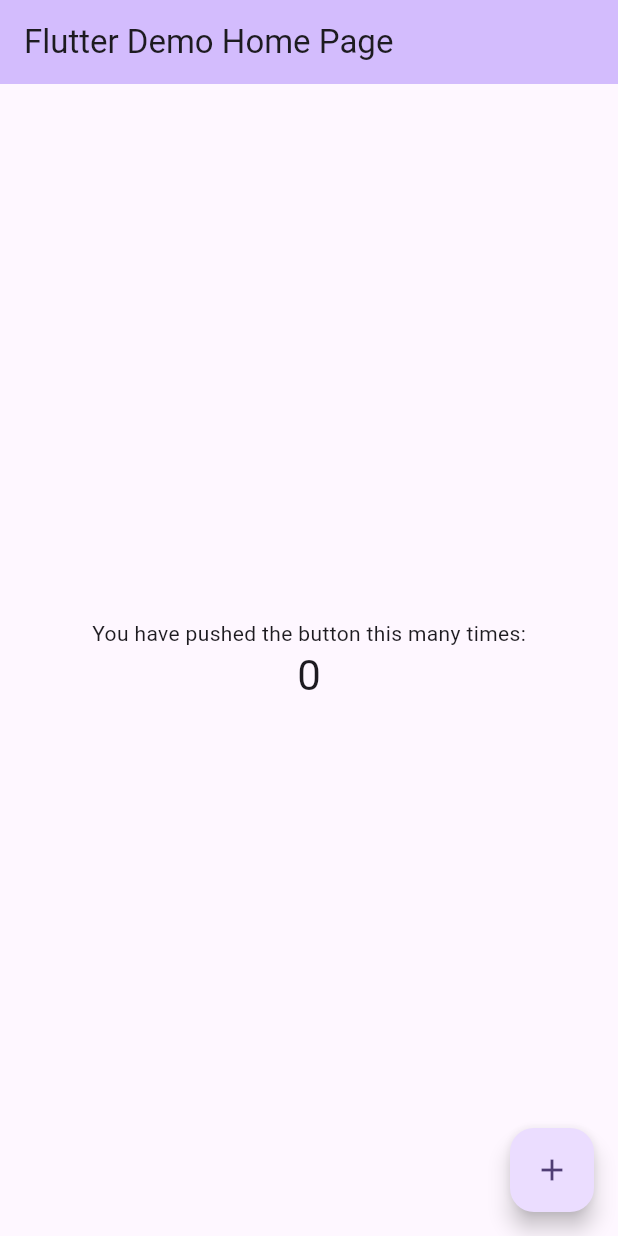
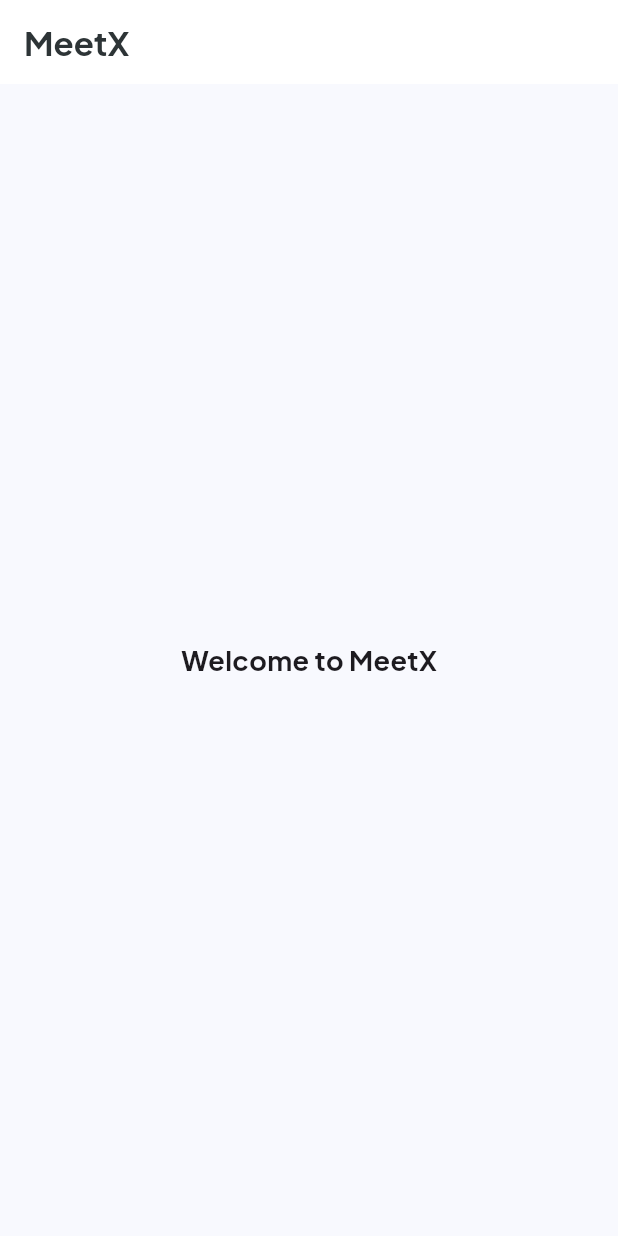
Before and after one commit to hamza0011008899-lgtm/MeetX, a Flutter app: the screen it shows after launch, on a phone screen of 412 x 824 dp. Run offline on Flutter 3.47's test engine with Material 3 defaults, Android fonts, the phone set to English and light mode, and no system bars; our stand-ins replace flutter_dotenv, get, google_fonts, supabase_flutter; accounts and stored records are empty.

Commit message:
feat: complete Phase 1 setup (Clean Architecture, GetX routing, Supabase service, Electric Purple theme)

```diff
--- /dev/null
+++ b/lib/app/modules/home/views/home_view.dart
@@ -0,0 +1,20 @@
+import 'package:flutter/material.dart';
+
+class HomeView extends StatelessWidget {
+  const HomeView({super.key});
+
+  @override
+  Widget build(BuildContext context) {
+    return Scaffold(
+      appBar: AppBar(
+        title: const Text('MeetX'),
+      ),
+      body: const Center(
+        child: Text(
+          'Welcome to MeetX',
+          style: TextStyle(fontSize: 18, fontWeight: FontWeight.bold),
+        ),
+      ),
+    );
+  }
+}
--- /dev/null
+++ b/lib/app/routes/app_pages.dart
@@ -0,0 +1,17 @@
+import 'package:get/get.dart';
+import '../modules/home/views/home_view.dart';
+
+part 'app_routes.dart';
+
+class AppPages {
+  AppPages._();
+
+  static const INITIAL = Routes.HOME;
+
+  static final routes = [
+    GetPage(
+      name: _Paths.HOME,
+      page: () => const HomeView(),
+    ),
+  ];
+}
--- /dev/null
+++ b/lib/app/routes/app_routes.dart
@@ -0,0 +1,22 @@
+part of 'app_pages.dart';
+
+/// App Route Names
+abstract class Routes {
+  Routes._();
+  static const INITIAL = _Paths.INITIAL;
+  static const AUTH = _Paths.AUTH;
+  static const HOME = _Paths.HOME;
+  static const CHAT = _Paths.CHAT;
+  static const PROFILE = _Paths.PROFILE;
+  static const CALL = _Paths.CALL;
+}
+
+abstract class _Paths {
+  _Paths._();
+  static const INITIAL = '/';
+  static const AUTH = '/auth';
+  static const HOME = '/home';
+  static const CHAT = '/chat';
+  static const PROFILE = '/profile';
+  static const CALL = '/call';
+}
--- /dev/null
+++ b/lib/app/services/supabase_service.dart
@@ -0,0 +1,26 @@
+import 'package:flutter_dotenv/flutter_dotenv.dart';
+import 'package:get/get.dart';
+import 'package:supabase_flutter/supabase_flutter.dart';
+
+class SupabaseService extends GetxService {
+  late final SupabaseClient client;
+
+  Future<SupabaseService> init() async {
+    // Load environment variables from .env file
+    await dotenv.load(fileName: ".env");
+
+    final url = dotenv.env['SUPABASE_URL'] ?? '';
+    final anonKey = dotenv.env['SUPABASE_ANON_KEY'] ?? '';
+
+    // Initialize Supabase if credentials are provided
+    if (url.isNotEmpty && anonKey.isNotEmpty && url != 'YOUR_SUPABASE_URL_HERE') {
+      await Supabase.initialize(
+        url: url,
+        publishableKey: anonKey,
+      );
+      client = Supabase.instance.client;
+    }
+
+    return this;
+  }
+}
--- /dev/null
+++ b/lib/app/theme/app_colors.dart
@@ -0,0 +1,37 @@
+import 'package:flutter/material.dart';
+
+class AppColors {
+  AppColors._();
+
+  // Primary Palette (MeetX Electric Purple & Violet)
+  static const Color primary = Color(0xFF6C5CE7);
+  static const Color primaryDark = Color(0xFF5B4BC4);
+  static const Color primaryLight = Color(0xFF8C7AE6);
+  static const Color accent = Color(0xFFA29BFE);
+  static const Color accentGradientEnd = Color(0xFFFD79A8);
+
+  // Dark Theme Backgrounds (Deep Violet-Night)
+  static const Color darkBackground = Color(0xFF0F0E17);
+  static const Color darkSurface = Color(0xFF1F1D2B);
+  static const Color darkCard = Color(0xFF252836);
+  static const Color darkChatBubbleSender = Color(0xFF6C5CE7);
+  static const Color darkChatBubbleReceiver = Color(0xFF2D2B42);
+
+  // Light Theme Backgrounds (Clean White & Soft Violet)
+  static const Color lightBackground = Color(0xFFF8F9FE);
+  static const Color lightSurface = Color(0xFFFFFFFF);
+  static const Color lightCard = Color(0xFFFFFFFF);
+  static const Color lightChatBubbleSender = Color(0xFF6C5CE7);
+  static const Color lightChatBubbleReceiver = Color(0xFFF0EDFF);
+
+  // Ticks & Status Indicator
+  static const Color tickBlue = Color(0xFF74B9FF);
+  static const Color tickGrey = Color(0xFFB2BEC3);
+  static const Color onlineGreen = Color(0xFF00B894);
+
+  // Text Colors
+  static const Color textPrimaryDark = Color(0xFFFFFFFE);
+  static const Color textSecondaryDark = Color(0xFFA7A9BE);
+  static const Color textPrimaryLight = Color(0xFF2D3436);
+  static const Color textSecondaryLight = Color(0xFF636E72);
+}
--- /dev/null
+++ b/lib/app/theme/app_theme.dart
@@ -0,0 +1,87 @@
+import 'package:flutter/material.dart';
+import 'package:google_fonts/google_fonts.dart';
+import 'app_colors.dart';
+
+class AppTheme {
+  AppTheme._();
+
+  static ThemeData get lightTheme {
+    return ThemeData(
+      useMaterial3: true,
+      brightness: Brightness.light,
+      primaryColor: AppColors.primary,
+      scaffoldBackgroundColor: AppColors.lightBackground,
+      colorScheme: const ColorScheme.light(
+        primary: AppColors.primary,
+        secondary: AppColors.accent,
+        surface: AppColors.lightSurface,
+        onPrimary: Colors.white,
+      ),
+      textTheme: GoogleFonts.plusJakartaSansTextTheme(ThemeData.light().textTheme),
+      appBarTheme: AppBarTheme(
+        backgroundColor: AppColors.lightSurface,
+        foregroundColor: AppColors.textPrimaryLight,
+        elevation: 0,
+        centerTitle: false,
+        titleTextStyle: GoogleFonts.plusJakartaSans(
+          fontSize: 22,
+          fontWeight: FontWeight.bold,
+          color: AppColors.textPrimaryLight,
+        ),
+      ),
+      cardTheme: CardThemeData(
+        color: AppColors.lightCard,
+        elevation: 0,
+        shape: RoundedRectangleBorder(
+          borderRadius: BorderRadius.circular(16),
+        ),
+      ),
+      floatingActionButtonTheme: const FloatingActionButtonThemeData(
+        backgroundColor: AppColors.primary,
+        foregroundColor: Colors.white,
+        elevation: 4,
+        shape: StadiumBorder(),
+      ),
+    );
+  }
+
+  static ThemeData get darkTheme {
+    return ThemeData(
+      useMaterial3: true,
+      brightness: Brightness.dark,
+      primaryColor: AppColors.primaryDark,
+      scaffoldBackgroundColor: AppColors.darkBackground,
+      colorScheme: const ColorScheme.dark(
+        primary: AppColors.primary,
+        secondary: AppColors.accent,
+        surface: AppColors.darkSurface,
+        onPrimary: Colors.white,
+      ),
+      textTheme: GoogleFonts.plusJakartaSansTextTheme(ThemeData.dark().textTheme),
+      appBarTheme: AppBarTheme(
+        backgroundColor: AppColors.darkBackground,
+        foregroundColor: AppColors.textPrimaryDark,
+        elevation: 0,
+        centerTitle: false,
+        titleTextStyle: GoogleFonts.plusJakartaSans(
+          fontSize: 22,
+          fontWeight: FontWeight.bold,
+          color: AppColors.textPrimaryDark,
+        ),
+      ),
+      cardTheme: CardThemeData(
+        color: AppColors.darkSurface,
+        elevation: 0,
+        shape: RoundedRectangleBorder(
+          borderRadius: BorderRadius.circular(16),
+        ),
+      ),
+      floatingActionButtonTheme: const FloatingActionButtonThemeData(
+        backgroundColor: AppColors.primary,
+        foregroundColor: Colors.white,
+        elevation: 4,
+        shape: StadiumBorder(),
+      ),
+    );
+  }
+}
--- a/lib/main.dart
+++ b/lib/main.dart
@@ -1,122 +1,31 @@
 import 'package:flutter/material.dart';
+import 'package:get/get.dart';
+import 'app/routes/app_pages.dart';
+import 'app/services/supabase_service.dart';
+import 'app/theme/app_theme.dart';
 
-void main() {
-  runApp(const MyApp());
+void main() async {
+  WidgetsFlutterBinding.ensureInitialized();
+
+  // Initialize global services
+  await Get.putAsync(() => SupabaseService().init());
+
+  runApp(const MeetXApp());
 }
 
-class MyApp extends StatelessWidget {
-  const MyApp({super.key});
+class MeetXApp extends StatelessWidget {
+  const MeetXApp({super.key});
 
-  // This widget is the root of your application.
   @override
   Widget build(BuildContext context) {
-    return MaterialApp(
-      title: 'Flutter Demo',
-      theme: ThemeData(
-        // This is the theme of your application.
-        //
-        // TRY THIS: Try running your application with "flutter run". You'll see
-        // the application has a purple toolbar. Then, without quitting the app,
-        // try changing the seedColor in the colorScheme below to Colors.green
-        // and then invoke "hot reload" (save your changes or press the "hot
-        // reload" button in a Flutter-supported IDE, or press "r" if you used
-        // the command line to start the app).
-        //
-        // Notice that the counter didn't reset back to zero; the application
-        // state is not lost during the reload. To reset the state, use hot
-        // restart instead.
-        //
-        // This works for code too, not just values: Most code changes can be
-        // tested with just a hot reload.
-        colorScheme: .fromSeed(seedColor: Colors.deepPurple),
-      ),
-      home: const MyHomePage(title: 'Flutter Demo Home Page'),
+    return GetMaterialApp(
+      title: 'MeetX',
+      debugShowCheckedModeBanner: false,
+      theme: AppTheme.lightTheme,
+      darkTheme: AppTheme.darkTheme,
+      themeMode: ThemeMode.system,
+      initialRoute: AppPages.INITIAL,
+      getPages: AppPages.routes,
     );
   }
 }
-
-class MyHomePage extends StatefulWidget {
-  const MyHomePage({super.key, required this.title});
-
-  // This widget is the home page of your application. It is stateful, meaning
-  // that it has a State object (defined below) that contains fields that affect
-  // how it looks.
-
-  // This class is the configuration for the state. It holds the values (in this
-  // case the title) provided by the parent (in this case the App widget) and
-  // used by the build method of the State. Fields in a Widget subclass are
-  // always marked "final".
-
-  final String title;
-
-  @override
-  State<MyHomePage> createState() => _MyHomePageState();
-}
-
-class _MyHomePageState extends State<MyHomePage> {
-  int _counter = 0;
-
-  void _incrementCounter() {
-    setState(() {
-      // This call to setState tells the Flutter framework that something has
-      // changed in this State, which causes it to rerun the build method below
-      // so that the display can reflect the updated values. If we changed
-      // _counter without calling setState(), then the build method would not be
-      // called again, and so nothing would appear to happen.
-      _counter++;
-    });
-  }
-
-  @override
-  Widget build(BuildContext context) {
-    // This method is rerun every time setState is called, for instance as done
-    // by the _incrementCounter method above.
-    //
-    // The Flutter framework has been optimized to make rerunning build methods
-    // fast, so that you can just rebuild anything that needs updating rather
-    // than having to individually change instances of widgets.
-    return Scaffold(
-      appBar: AppBar(
-        // TRY THIS: Try changing the color here to a specific color (to
-        // Colors.amber, perhaps?) and trigger a hot reload to see the AppBar
-        // change color while the other colors stay the same.
-        backgroundColor: Theme.of(context).colorScheme.inversePrimary,
-        // Here we take the value from the MyHomePage object that was created by
-        // the App.build method, and use it to set our appbar title.
-        title: Text(widget.title),
-      ),
-      body: Center(
-        // Center is a layout widget. It takes a single child and positions it
-        // in the middle of the parent.
-        child: Column(
-          // Column is also a layout widget. It takes a list of children and
-          // arranges them vertically. By default, it sizes itself to fit its
-          // children horizontally, and tries to be as tall as its parent.
-          //
-          // Column has various properties to control how it sizes itself and
-          // how it positions its children. Here we use mainAxisAlignment to
-          // center the children vertically; the main axis here is the vertical
-          // axis because Columns are vertical (the cross axis would be
-          // horizontal).
-          //
-          // TRY THIS: Invoke "debug painting" (choose the "Toggle Debug Paint"
-          // action in the IDE, or press "p" in the console), to see the
-          // wireframe for each widget.
-          mainAxisAlignment: .center,
-          children: [
-            const Text('You have pushed the button this many times:'),
-            Text(
-              '$_counter',
-              style: Theme.of(context).textTheme.headlineMedium,
-            ),
-          ],
-        ),
-      ),
-      floatingActionButton: FloatingActionButton(
-        onPressed: _incrementCounter,
-        tooltip: 'Increment',
-        child: const Icon(Icons.add),
-      ),
-    );
-  }
-}
```
Also changed, not shown: pubspec.yaml (+14 -4 lines), pubspec.lock, 8 other files.
